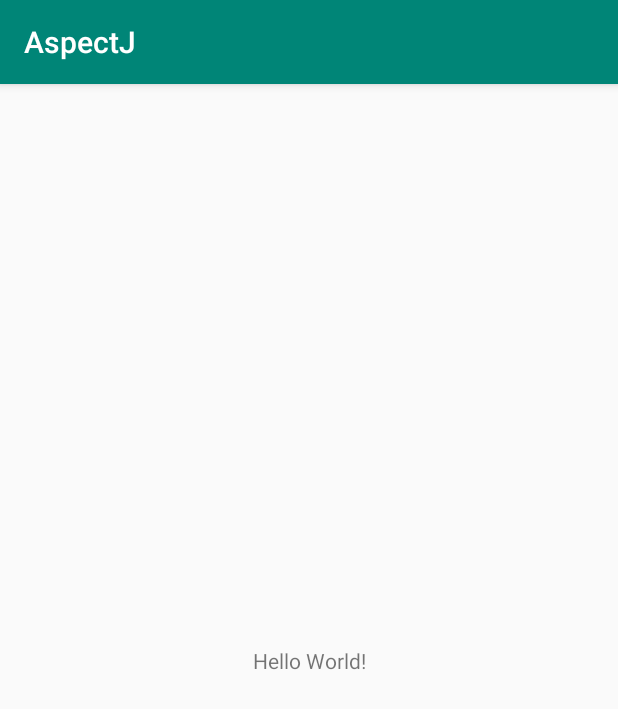
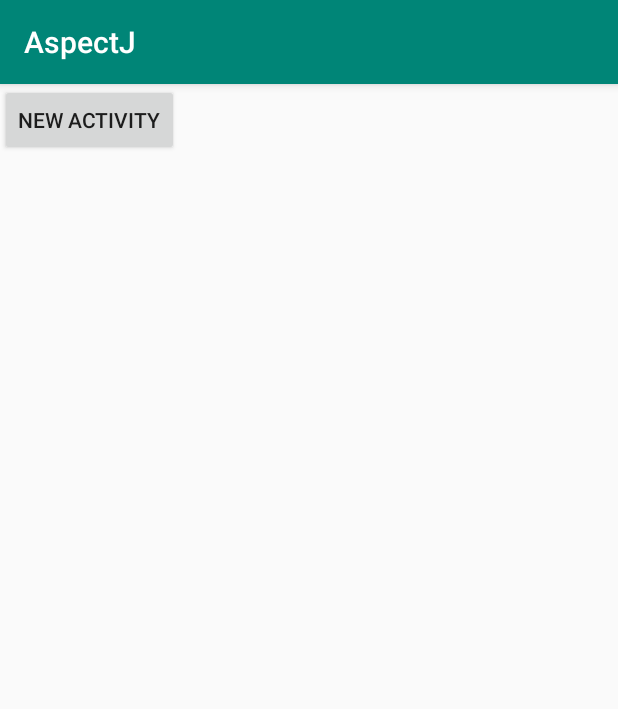
Before and after one commit to cy-cyx/textAspectJ, an Android app: the screen it shows after launch (MainActivity), on a phone screen of 412 x 824 dp. Shown: the top 709 px of the screen. Run offline under Robolectric (Android 15) with nearby library versions, the phone set to English and light mode, and no system bars.

Commit message:
call和execution

```diff
--- a/app/src/main/AndroidManifest.xml
+++ b/app/src/main/AndroidManifest.xml
@@ -16,6 +16,7 @@
                 <category android:name="android.intent.category.LAUNCHER" />
             </intent-filter>
         </activity>
+        <activity android:name=".Activity1" />
     </application>
 
 </manifest>
--- a/app/src/main/java/android/com/aspectj/MainActivity.java
+++ b/app/src/main/java/android/com/aspectj/MainActivity.java
@@ -1,7 +1,9 @@
 package android.com.aspectj;
 
+import android.content.Intent;
 import android.os.Bundle;
 import android.util.Log;
+import android.view.View;
 
 public class MainActivity extends BaseActivity {
 
@@ -10,10 +12,16 @@ public class MainActivity extends BaseActivity {
         super.onCreate(savedInstanceState);
         setContentView(R.layout.activity_main);
         Log.d("xx", "onCreate: ");
+
+        new TextAspectjCall().call();
     }
 
     @Override
     protected void onResume() {
         super.onResume();
     }
+
+    public void click(View view) {
+        startActivity(new Intent(this, Activity1.class));
+    }
 }
--- /dev/null
+++ b/app/src/main/java/android/com/aspectj/TextAspectjCall.java
@@ -0,0 +1,11 @@
+package android.com.aspectj;
+
+/**
+ * create by caiyx in 2020/5/9
+ */
+public class TextAspectjCall {
+
+    public void call() {
+
+    }
+}
--- a/app/src/main/res/layout/activity_main.xml
+++ b/app/src/main/res/layout/activity_main.xml
@@ -1,18 +1,14 @@
 <?xml version="1.0" encoding="utf-8"?>
-<android.support.constraint.ConstraintLayout xmlns:android="http://schemas.android.com/apk/res/android"
-    xmlns:app="http://schemas.android.com/apk/res-auto"
+<LinearLayout xmlns:android="http://schemas.android.com/apk/res/android"
     xmlns:tools="http://schemas.android.com/tools"
     android:layout_width="match_parent"
     android:layout_height="match_parent"
     tools:context=".MainActivity">
 
-    <TextView
+    <Button
         android:layout_width="wrap_content"
         android:layout_height="wrap_content"
-        android:text="Hello World!"
-        app:layout_constraintBottom_toBottomOf="parent"
-        app:layout_constraintLeft_toLeftOf="parent"
-        app:layout_constraintRight_toRightOf="parent"
-        app:layout_constraintTop_toTopOf="parent" />
+        android:text="new Activity"
+        android:onClick="click"/>
 
-</android.support.constraint.ConstraintLayout>
+</LinearLayout>
```
Also changed, not shown: app/src/main/java/android/com/aspectj/Activity1.java (added, +15 -0 lines), app/src/main/java/android/com/aspectj/Aspectj.java (+22 -0 lines), 1 other file.
